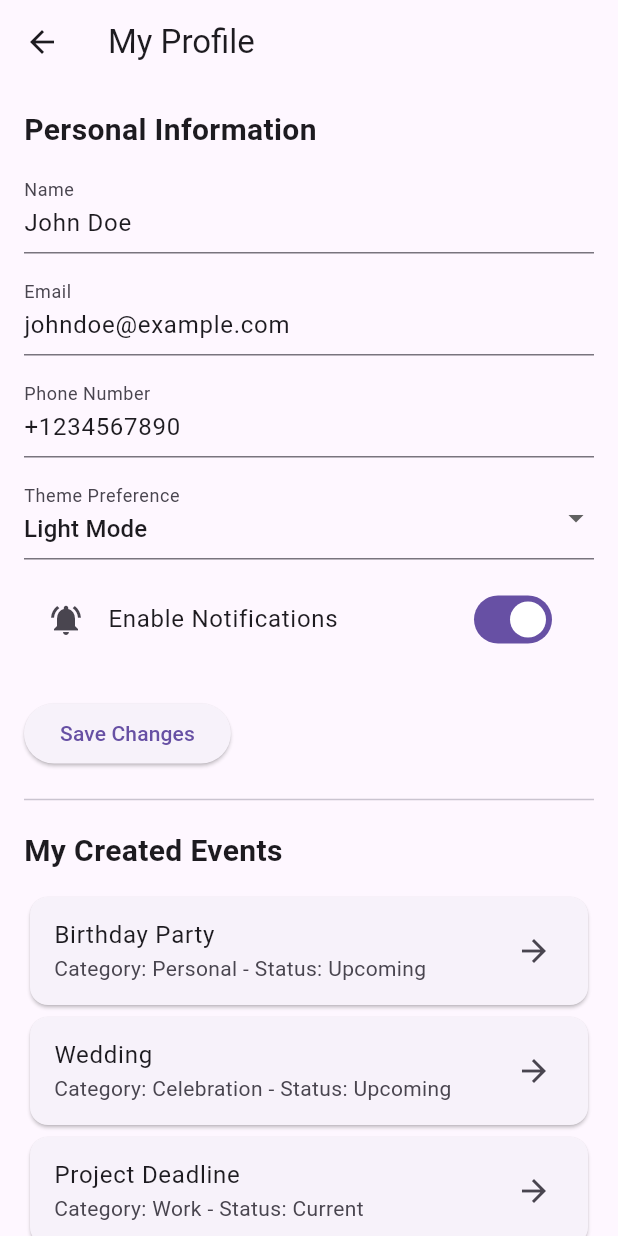
After one commit to AhmedWael02/Hedieaty, a Flutter app: the ProfilePage screen opened by its route, on a phone screen of 412 x 824 dp. The commit adds this screen. Run offline on Flutter 3.47's test engine with Material 3 defaults, Android fonts, the phone set to English and light mode, and no system bars; network calls fail.

Commit message:
Profile and Pledged Gifts Screens

```diff
--- a/lib/controllers/gift_controller.dart
+++ b/lib/controllers/gift_controller.dart
@@ -9,6 +9,8 @@ class GiftController {
       description: "A sleek and stylish smartwatch",
       category: "Electronics",
       price: 199.99,
+      status: "Pledged",
+      pledgedBy: "John Doe",
     ),
     Gift(
       id: "2",
@@ -17,8 +19,10 @@ class GiftController {
       description: "A comprehensive guide to Flutter development",
       category: "Books",
       price: 29.99,
+      status: "Available",
     ),
   ];
+
 
   // Fetch all gifts for a specific event
   List<Gift> getGiftsForEvent(String eventId) {
@@ -36,6 +40,14 @@ class GiftController {
       sortedGifts.sort((a, b) => a.status.compareTo(b.status));
     }
     return sortedGifts;
+  }
+
+
+  // Fetch all pledged gifts for a specific user
+  List<Gift> getPledgedGifts(String userName) {
+    return _gifts
+        .where((gift) => gift.pledgedBy != null && gift.pledgedBy == userName)
+        .toList();
   }
 
   // Add a gift to a specific event
@@ -56,11 +68,12 @@ class GiftController {
     }
   }
 
-  // Pledge a gift by marking its status
-  void pledgeGift(String id) {
+  // Pledge a gift by marking its status and pledgedBy field
+  void pledgeGift(String id, String userName) {
     final index = _gifts.indexWhere((gift) => gift.id == id);
     if (index != -1) {
       _gifts[index].status = "Pledged";
+      _gifts[index].pledgedBy = userName;
     }
   }
 }
--- /dev/null
+++ b/lib/controllers/user_controller.dart
@@ -0,0 +1,28 @@
+import '../models/user.dart';
+
+class UserController {
+  // Dummy initial user data
+  User _user = User(
+    name: "John Doe",
+    email: "johndoe@example.com",
+    phoneNumber: "+1234567890",
+  );
+
+  // Getter to retrieve user data
+  User get user => _user;
+
+  // Update user details
+  void updateUser({
+    required String name,
+    required String email,
+    required String phoneNumber,
+    required String themePreference,
+    required bool notificationsEnabled,
+  }) {
+    _user.name = name;
+    _user.email = email;
+    _user.phoneNumber = phoneNumber;
+    _user.themePreference = themePreference;
+    _user.notificationsEnabled = notificationsEnabled;
+  }
+}
--- a/lib/main.dart
+++ b/lib/main.dart
@@ -6,6 +6,8 @@ import '../views/gift_list_page.dart';
 import '../models/event.dart';
 import '../views/gift_details_page.dart';
 import '../models/gift.dart';
+import '../views/profile_page.dart';
+import '../views/pledged_gifts_page.dart';
 
 void main() {
   runApp(HedieatyApp());
@@ -34,6 +36,11 @@ class HedieatyApp extends StatelessWidget {
             gift: args['gift'] as Gift?,
           );
         },
+        '/profile': (context) => ProfilePage(),
+        '/pledgedGifts': (context) => PledgedGiftsPage(
+          userName: "John Doe", // Replace with dynamic userName if available
+        ),
+
       },
 
     );
--- a/lib/models/gift.dart
+++ b/lib/models/gift.dart
@@ -6,6 +6,7 @@ class Gift {
   final String category;
   final double price;
   String status; // "Available", "Pledged"
+  String? pledgedBy; // User who pledged the gift
 
   Gift({
     required this.id,
@@ -15,5 +16,6 @@ class Gift {
     required this.category,
     required this.price,
     this.status = "Available",
+    this.pledgedBy,
   });
 }
--- /dev/null
+++ b/lib/models/user.dart
@@ -0,0 +1,15 @@
+class User {
+  String name;
+  String email;
+  String phoneNumber;
+  String themePreference;
+  bool notificationsEnabled;
+
+  User({
+    required this.name,
+    required this.email,
+    required this.phoneNumber,
+    this.themePreference = "Light Mode",
+    this.notificationsEnabled = true,
+  });
+}
--- a/lib/views/gift_list_page.dart
+++ b/lib/views/gift_list_page.dart
@@ -57,7 +57,7 @@ class _GiftListPageState extends State<GiftListPage> {
 
   void _pledgeGift(String id) {
     setState(() {
-      _controller.pledgeGift(id);
+      _controller.pledgeGift(id, "John Doe");
       _gifts = _controller.sortGiftsForEvent(widget.event.id, _sortCriteria);
     });
   }
--- a/lib/views/home_page.dart
+++ b/lib/views/home_page.dart
@@ -69,6 +69,12 @@ class _HomePageState extends State<HomePage> {
             icon: Icon(Icons.add),
             onPressed: _addFriend,
           ),
+          IconButton(
+            icon: Icon(Icons.person),
+            onPressed: () {
+              Navigator.pushNamed(context, '/profile');
+            },
+          ),
         ],
       ),
       body: Stack(
--- /dev/null
+++ b/lib/views/profile_page.dart
@@ -0,0 +1,176 @@
+import 'package:flutter/material.dart';
+import '../controllers/user_controller.dart';
+import '../models/user.dart';
+import '../controllers/event_controller.dart';
+import '../controllers/gift_controller.dart';
+import '../models/event.dart';
+
+class ProfilePage extends StatefulWidget {
+  @override
+  _ProfilePageState createState() => _ProfilePageState();
+}
+
+class _ProfilePageState extends State<ProfilePage> {
+  final UserController _userController = UserController();
+  final EventController _eventController = EventController();
+  final GiftController _giftController = GiftController();
+
+  late TextEditingController _nameController;
+  late TextEditingController _emailController;
+  late TextEditingController _phoneController;
+  String _selectedTheme = "Light Mode";
+  bool _notificationsEnabled = true;
+
+  @override
+  void initState() {
+    super.initState();
+    User user = _userController.user;
+
+    // Pre-fill user details
+    _nameController = TextEditingController(text: user.name);
+    _emailController = TextEditingController(text: user.email);
+    _phoneController = TextEditingController(text: user.phoneNumber);
+    _selectedTheme = user.themePreference;
+    _notificationsEnabled = user.notificationsEnabled;
+  }
+
+  void _saveChanges() {
+    _userController.updateUser(
+      name: _nameController.text,
+      email: _emailController.text,
+      phoneNumber: _phoneController.text,
+      themePreference: _selectedTheme,
+      notificationsEnabled: _notificationsEnabled,
+    );
+
+    ScaffoldMessenger.of(context).showSnackBar(
+      SnackBar(content: Text("Profile updated successfully!")),
+    );
+
+    setState(() {});
+  }
+
+  @override
+  Widget build(BuildContext context) {
+    final List<Event> events = _eventController.events;
+
+    return Scaffold(
+      appBar: AppBar(
+        title: Text("My Profile"),
+      ),
+      body: SingleChildScrollView(
+        padding: const EdgeInsets.all(16.0),
+        child: Column(
+          crossAxisAlignment: CrossAxisAlignment.start,
+          children: [
+            Text("Personal Information",
+                style: TextStyle(fontSize: 20, fontWeight: FontWeight.bold)),
+            SizedBox(height: 12),
+            TextField(
+              controller: _nameController,
+              decoration: InputDecoration(labelText: "Name"),
+            ),
+            SizedBox(height: 12),
+            TextField(
+              controller: _emailController,
+              decoration: InputDecoration(labelText: "Email"),
+              keyboardType: TextInputType.emailAddress,
+            ),
+            SizedBox(height: 12),
+            TextField(
+              controller: _phoneController,
+              decoration: InputDecoration(labelText: "Phone Number"),
+              keyboardType: TextInputType.phone,
+            ),
+            SizedBox(height: 12),
+            DropdownButtonFormField<String>(
+              value: _selectedTheme,
+              decoration: InputDecoration(labelText: "Theme Preference"),
+              items: ["Light Mode", "Dark Mode"]
+                  .map((theme) => DropdownMenuItem(
+                value: theme,
+                child: Text(theme),
+              ))
+                  .toList(),
+              onChanged: (value) {
+                setState(() {
+                  _selectedTheme = value!;
+                  _updateTheme();
+                });
+              },
+            ),
+            SizedBox(height: 12),
+            SwitchListTile(
+              title: Text("Enable Notifications"),
+              value: _notificationsEnabled,
+              onChanged: (value) {
+                setState(() {
+                  _notificationsEnabled = value;
+                });
+              },
+              secondary: Icon(_notificationsEnabled
+                  ? Icons.notifications_active
+                  : Icons.notifications_off),
+            ),
+            SizedBox(height: 24),
+            ElevatedButton(
+              onPressed: _saveChanges,
+              child: Text("Save Changes"),
+            ),
+
+            Divider(height: 40),
+            Text("My Created Events",
+                style: TextStyle(fontSize: 20, fontWeight: FontWeight.bold)),
+            SizedBox(height: 12),
+            events.isNotEmpty
+                ? ListView.builder(
+              shrinkWrap: true,
+              physics: NeverScrollableScrollPhysics(),
+              itemCount: events.length,
+              itemBuilder: (context, index) {
+                final event = events[index];
+                return Card(
+                  child: ListTile(
+                    title: Text(event.name),
+                    subtitle: Text(
+                        "Category: ${event.category} - Status: ${event.status}"),
+                    trailing: Icon(Icons.arrow_forward),
+                    onTap: () {
+                      Navigator.pushNamed(
+                        context,
+                        '/giftList',
+                        arguments: event,
+                      );
+                    },
+                  ),
+                );
+              },
+            )
+                : Center(child: Text("You have not created any events yet.")),
+            SizedBox(height: 24),
+            ElevatedButton.icon(
+              onPressed: () {
+                Navigator.pushNamed(context, '/pledgedGifts');
+              },
+              icon: Icon(Icons.card_giftcard),
+              label: Text("View My Pledged Gifts"),
+            ),
+
+
+          ],
+        ),
+      ),
+    );
+  }
+
+  void _updateTheme() {
+    if (_selectedTheme == "Dark Mode") {
+      // Switch to dark theme
+      ThemeMode.dark;
+    } else {
+      // Switch to light theme
+      ThemeMode.light;
+    }
+  }
+
+}
```
Also changed, not shown: lib/views/pledged_gifts_page.dart (added, +62 -0 lines).
